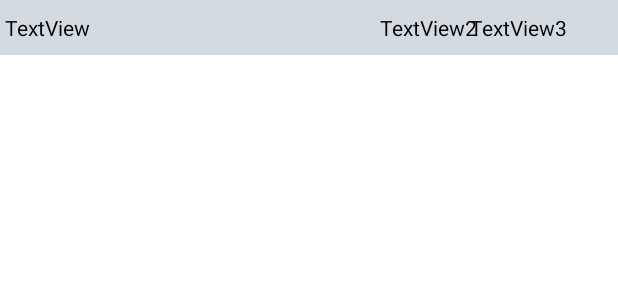
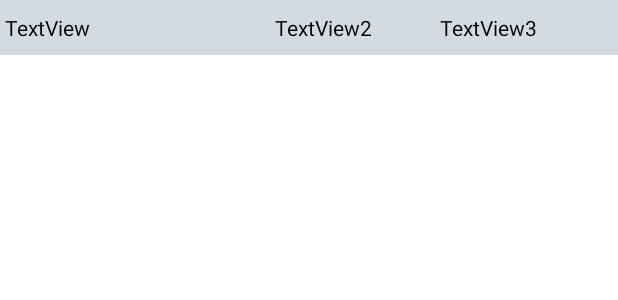
Before and after one commit to Reliec/SmartWG, an Android app: the layout row_layout_highscore_darkblue.xml on its own in the app's theme, with its tools: preview values and no code run, on a phone screen of 412 x 824 dp. Shown: the top 300 px of the screen. Run offline under Robolectric (Android 15) with nearby library versions, the phone set to English and light mode, and no system bars; network calls fail.

Commit message:
Only showing the 10 newest Highscores in Highscore list and names are now normally displayed in list.

```diff
--- a/app/src/main/java/com/example/android/smartwg/adapter/RecycAdapterHighscore.kt
+++ b/app/src/main/java/com/example/android/smartwg/adapter/RecycAdapterHighscore.kt
@@ -39,6 +39,9 @@ class RecycAdapterHighscore() : RecyclerView.Adapter<RecycAdapterHighscore.MyVie
 
         myList = newList
         myList = myList.sortedByDescending { it.DATE }
+        if(myList.size > 10){
+            myList = myList.subList(0,10)
+        }
         notifyDataSetChanged()
     }
 }
--- a/app/src/main/res/layout/row_layout_highscore.xml
+++ b/app/src/main/res/layout/row_layout_highscore.xml
@@ -21,7 +21,7 @@
         android:id="@+id/tvName"
         android:layout_width="wrap_content"
         android:layout_height="wrap_content"
-        android:layout_marginStart="250dp"
+        android:layout_marginStart="180dp"
         android:background="@drawable/form_background"
         android:padding="3dp"
         android:text="TextView2"
--- a/app/src/main/res/layout/row_layout_highscore_darkblue.xml
+++ b/app/src/main/res/layout/row_layout_highscore_darkblue.xml
@@ -22,7 +22,7 @@
         android:id="@+id/tvName"
         android:layout_width="wrap_content"
         android:layout_height="wrap_content"
-        android:layout_marginStart="250dp"
+        android:layout_marginStart="180dp"
         android:padding="3dp"
         android:text="TextView2"
         android:textAlignment="center"
@@ -32,7 +32,7 @@
         android:id="@+id/tvFirstName"
         android:layout_width="wrap_content"
         android:layout_height="wrap_content"
-        android:layout_marginStart="310dp"
+        android:layout_marginStart="290dp"
         android:gravity="center_horizontal"
         android:padding="3dp"
         android:text="TextView3"
```
